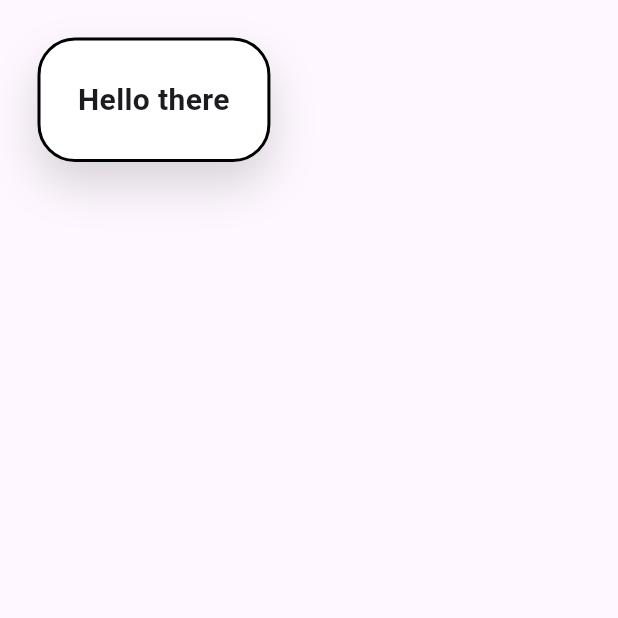
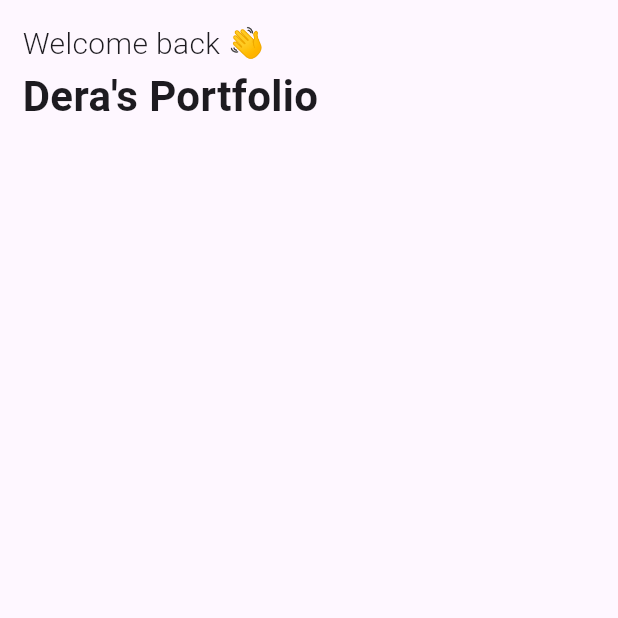
Before and after one commit to Dera-codes/my_portfolio, a Flutter app: the screen it shows after launch, on a phone screen of 412 x 824 dp, the top half of it. Run offline on Flutter 3.47's test engine with Material 2 defaults, Android fonts, the light colour scheme and no system bars.

Commit message:
code updates

```diff
--- a/lib/pages/home/home_page.dart
+++ b/lib/pages/home/home_page.dart
@@ -9,10 +9,40 @@ class HomePage extends StatelessWidget {
   @override
   Widget build(BuildContext context) {
     return Scaffold(
-      body: Column(
-        children: const [
-          IntroCard(text: "Hello there"),
-        ],
+      body: SafeArea(
+        child: SizedBox(
+          width: MediaQuery.of(context).size.width,
+          height: MediaQuery.of(context).size.height,
+          child: Padding(
+            padding: EdgeInsets.all(15.0),
+            child: Row(
+              crossAxisAlignment: CrossAxisAlignment.center,
+              mainAxisAlignment: MainAxisAlignment.spaceBetween,
+              children: [
+                Column(
+                  crossAxisAlignment: CrossAxisAlignment.start,
+                  mainAxisAlignment: MainAxisAlignment.start,
+                  children: [
+                    Text(
+                      "Welcome back 👋",
+                      style: TextStyle(
+                        fontSize: 20,
+                        fontWeight: FontWeight.w300,
+                      ),
+                    ),
+                    Text(
+                      "Dera's Portfolio",
+                      style: TextStyle(
+                        fontSize: 28,
+                        fontWeight: FontWeight.bold,
+                      ),
+                    )
+                  ],
+                ),
+              ],
+            ),
+          ),
+        ),
       ),
     );
   }
```
